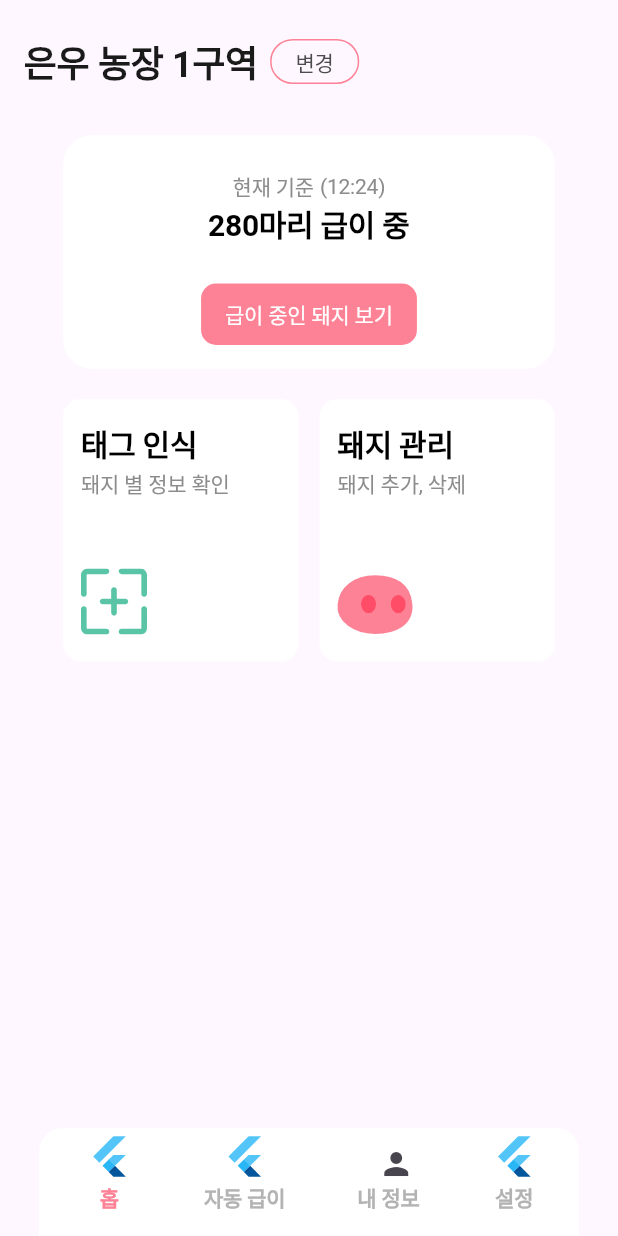
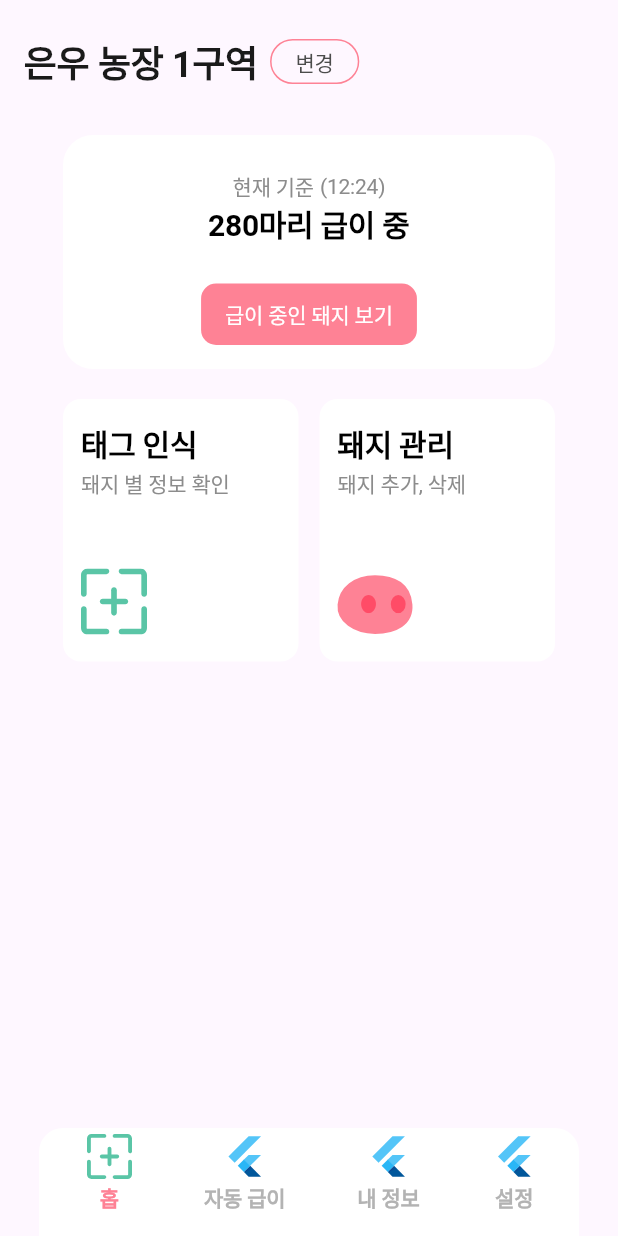
Before and after one commit to suye0n6/Pigsave, a Flutter app: the HomeScreen screen opened directly, on a phone screen of 412 x 824 dp. Run offline on Flutter 3.47's test engine with Material 3 defaults, Android fonts, the phone set to English and light mode, and no system bars; our stand-ins replace flutter_svg; Roboto replaces fonts that are missing (Pretendard).

Commit message:
ADD : svg 추가

```diff
--- a/lib/screen/Home.dart
+++ b/lib/screen/Home.dart
@@ -502,7 +502,9 @@ class _NavbarState extends State<Navbar> {
                               height: 30,
                               clipBehavior: Clip.antiAlias,
                               decoration: BoxDecoration(),
-                              child: FlutterLogo(), //로고 삽입
+                              child: SvgPicture.asset(
+                                'assets/images/scan.svg',
+                              ), //로고 삽입
                             ),
                             const SizedBox(height: 4),
                             Text(
@@ -561,14 +563,7 @@ class _NavbarState extends State<Navbar> {
                               height: 30,
                               clipBehavior: Clip.antiAlias,
                               decoration: BoxDecoration(),
-                              child: Center(
-                                child: IconButton(
-                                  icon: Icon(Icons.person),
-                                  onPressed: () {
-                                    // 클릭 시 실행할 코드
-                                  },
-                                ),
-                              ),
+                              child: FlutterLogo(), //로고 삽입
                             ),
                             const SizedBox(height: 4),
                             Text(
```
Also changed, not shown: assets/icons/gite.svg (added), assets/icons/pig_nose.svg (added), assets/images/person.svg (added), assets/images/settings.svg (added).
